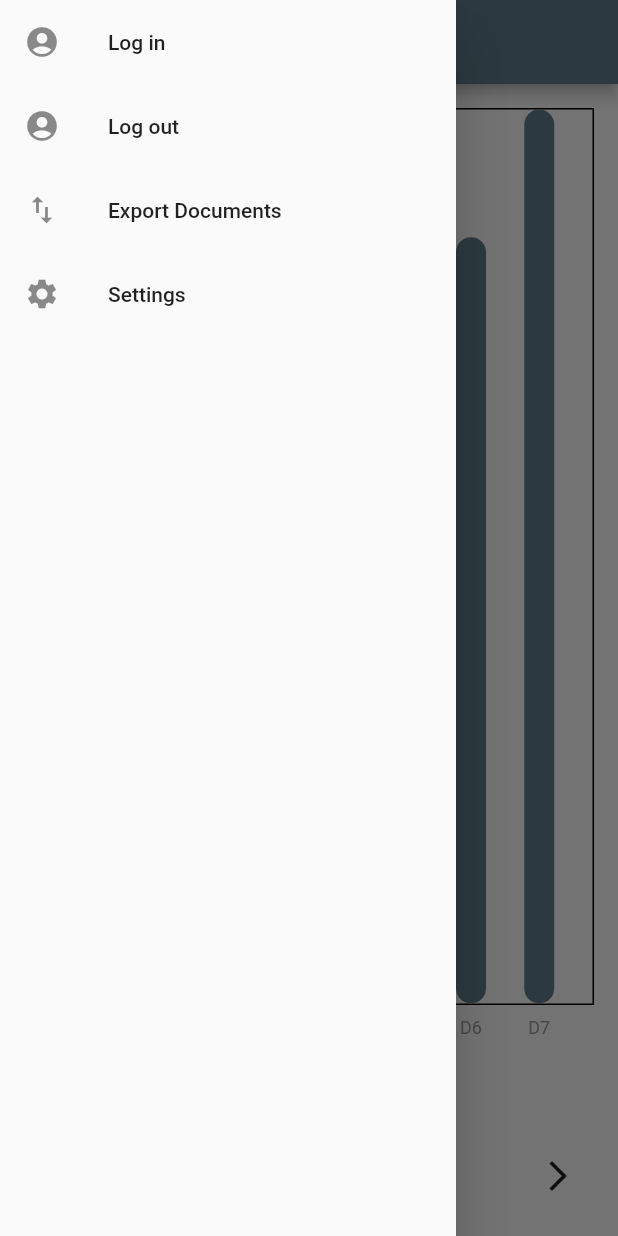
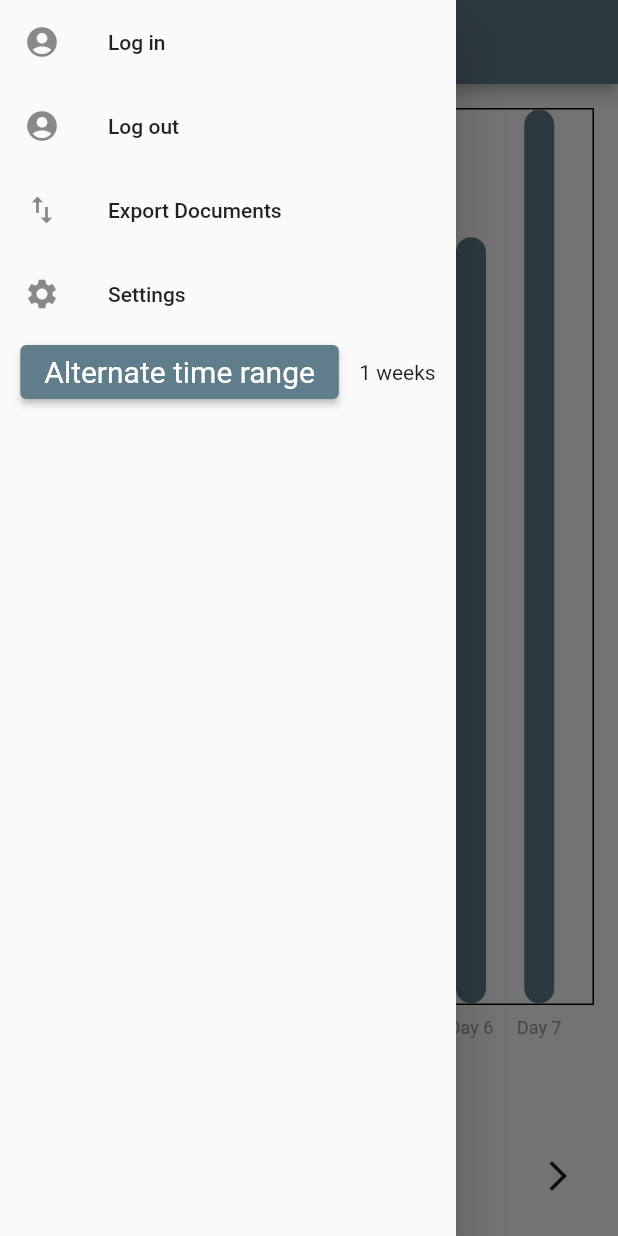
Before and after one commit to The-Rockers/DriverDrowsinessDetection, a Flutter app: the screen it shows after launch, with the side drawer open, on a phone screen of 412 x 824 dp. Run offline on Flutter 3.47's test engine with Material 2 defaults, Android fonts, the phone set to English and light mode, and no system bars; drawn by our look-alikes of fl_chart.

Commit message:
Implemented variable time range feature + UI

```diff
--- a/lib/drowsiness_data.dart
+++ b/lib/drowsiness_data.dart
@@ -12,7 +12,14 @@ List<DrowsinessData> mockData = [
   ),
   DrowsinessData(
     weekStart: DateTime(2023, 2, 27),
-    drowsiness: [1, 0, 2, 4, 3, 1, 0],
+    drowsiness: [7, 6, 5, 4, 3, 2, 1],
   ),
-  // Add more data if needed
+  DrowsinessData(
+    weekStart: DateTime(2023, 2, 20),
+    drowsiness: [1, 3, 5, 7, 9, 11, 13],
+  ),
+  DrowsinessData(
+    weekStart: DateTime(2023, 2, 13),
+    drowsiness: [13, 11,9, 7, 5, 3, 1],
+  ),
 ];
--- a/lib/drowsiness_graph.dart
+++ b/lib/drowsiness_graph.dart
@@ -30,7 +30,7 @@ class DrowsinessGraph extends StatelessWidget {
                 fontSize: 12,
               ),
               getTitles: (double value) {
-                return 'D${value.toInt() + 1}';
+                return 'Day ${value.toInt() + 1}';
               },
             ),
           ),
--- a/lib/main.dart
+++ b/lib/main.dart
@@ -17,6 +17,27 @@ class MyApp extends StatefulWidget {
 
 class MyAppState extends State<MyApp>{
   int currentWeekIndex = 0;
+  int currentWeekRange = 1;
+
+  void modifyCurrentWeekRange(){ // Alternate between 1,2, and 4 week time range.
+    switch(currentWeekRange){
+      case 1:
+        setState((){
+          currentWeekRange = 2;
+        });
+        break;
+      case 2:
+        setState((){
+          currentWeekRange = 4;
+        });
+        break;
+      case 4:
+        setState((){
+          currentWeekRange = 1;
+        });
+        break;
+    }
+  }
 
   void decrementWeekIndex(){
     setState(() {
@@ -33,7 +54,14 @@ class MyAppState extends State<MyApp>{
 
   @override
   Widget build(BuildContext context) {
-    List<int> data = mockData[currentWeekIndex].drowsiness;
+    List<int> data = [];
+
+    for(var week = currentWeekIndex; week < (currentWeekIndex + currentWeekRange); week++){ // for the number of weeks
+      for(var day = 0; day < 7; day++){ // for each day in the week
+        data.add(mockData[(week % mockData.length)].drowsiness[day]);
+      }
+    }
+
     final weekStart = mockData[currentWeekIndex].weekStart;
 
     return MaterialApp(
@@ -49,7 +77,7 @@ class MyAppState extends State<MyApp>{
           actions: <Widget>[
           ]
         ),
-        drawer: SettingsDrawer(),
+        drawer: SettingsDrawer(modifyCurrentWeekRange, currentWeekRange),
         body: Padding(
             padding: const EdgeInsets.all(16.0),
             child: Column(
--- a/lib/settings_drawer.dart
+++ b/lib/settings_drawer.dart
@@ -1,12 +1,20 @@
 import 'package:flutter/material.dart';
 
 class SettingsDrawer extends StatelessWidget {
+
+  VoidCallback? modifyCurrentWeekRange;
+  int? currentWeekRange;
+
+  SettingsDrawer(this.modifyCurrentWeekRange, this.currentWeekRange);
+
   @override
   Widget build(BuildContext context) {
+    ButtonStyle style = ElevatedButton.styleFrom(textStyle: const TextStyle(fontSize: 20));
+
     return Drawer( // Newly added drawer
         child: ListView(
           padding: EdgeInsets.zero,
-          children: const <Widget>[
+          children: <Widget>[
             ListTile(
               leading: Icon(Icons.account_circle_rounded),
               title: Text("Log in"),
@@ -23,6 +31,18 @@ class SettingsDrawer extends StatelessWidget {
               leading: Icon(Icons.settings),
               title: Text("Settings"),
             ),
+            Row(
+              mainAxisAlignment: MainAxisAlignment.spaceEvenly,
+              children: <Widget>[
+                ElevatedButton(
+                  style: style,
+                  onPressed: modifyCurrentWeekRange,
+                  child: Text("Alternate time range"),
+                ),
+                Text(currentWeekRange.toString() + " weeks"),
+              ],
+            )
+
           ]
         ),
       );
```
